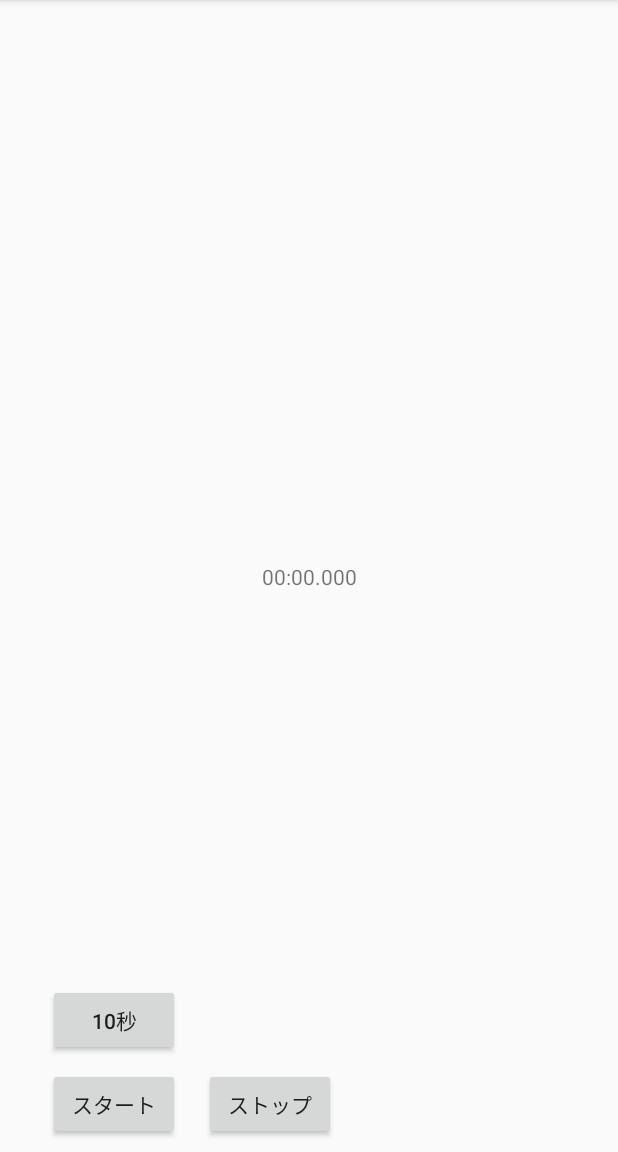
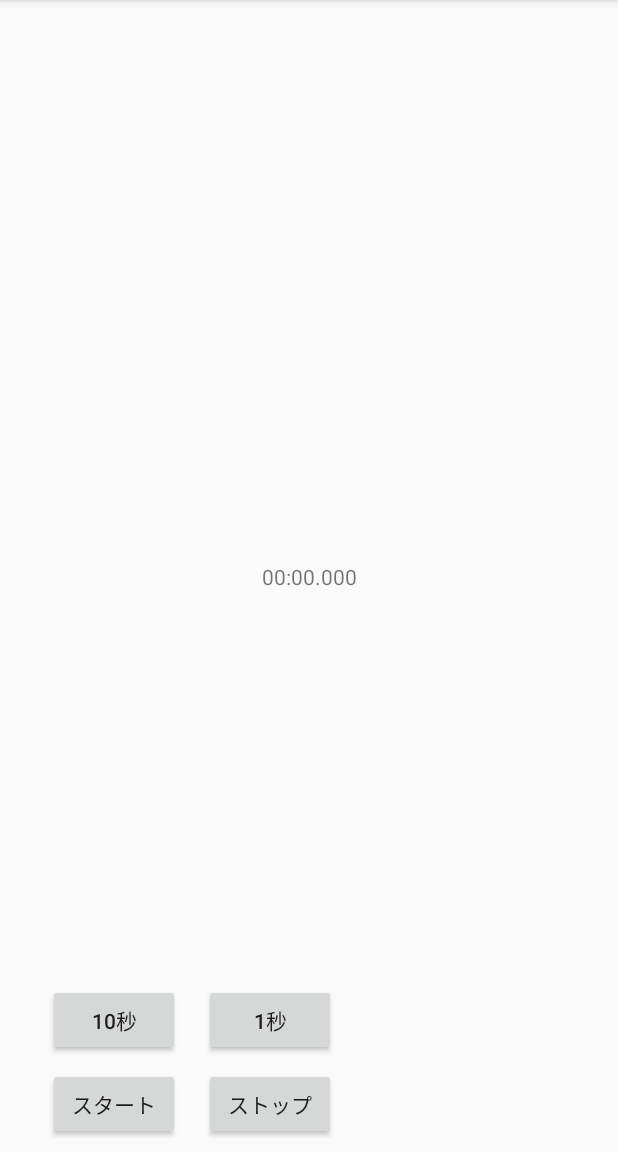
Before and after one commit to t-mochizuki/android-kitchen-timer, an Android app: the screen it shows after launch (MainActivity), on a phone screen of 412 x 824 dp, the part 84-1236 px from its top. Run offline under Robolectric (Android 15) with nearby library versions, the phone set to English and light mode, and no system bars.

Commit message:
1秒ボタンを追加

```diff
--- a/app/src/main/java/com/example/kitchentimer/MainActivity.java
+++ b/app/src/main/java/com/example/kitchentimer/MainActivity.java
@@ -47,4 +47,11 @@ public class MainActivity extends AppCompatActivity {
             timerView.setText(_dataFormat.format(_millisInFuture));
         }
     }
+
+    public void onOneSecond(View view) {
+        if (_start == false) {
+            _millisInFuture += 1 * 1000;
+            timerView.setText(_dataFormat.format(_millisInFuture));
+        }
+    }
 }
--- a/app/src/main/res/layout/activity_main.xml
+++ b/app/src/main/res/layout/activity_main.xml
@@ -50,4 +50,15 @@
         app:layout_constraintBottom_toTopOf="@+id/startButton"
         app:layout_constraintStart_toStartOf="parent" />
 
+    <Button
+        android:id="@+id/oneSecond"
+        android:layout_width="wrap_content"
+        android:layout_height="wrap_content"
+        android:layout_marginBottom="8dp"
+        android:layout_marginStart="16dp"
+        android:onClick="onOneSecond"
+        android:text="@string/oneSecond"
+        app:layout_constraintBottom_toTopOf="@+id/stopButton"
+        app:layout_constraintStart_toEndOf="@+id/tenSeconds" />
+
 </android.support.constraint.ConstraintLayout>
--- a/app/src/main/res/values/strings.xml
+++ b/app/src/main/res/values/strings.xml
@@ -4,4 +4,5 @@
     <string name="startButton">スタート</string>
     <string name="stopButton">ストップ</string>
     <string name="tenSeconds">10秒</string>
+    <string name="oneSecond">1秒</string>
 </resources>
```
